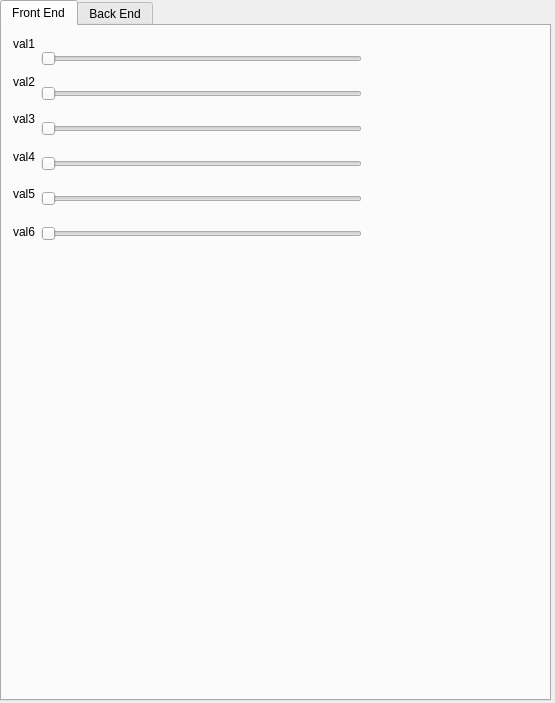
Above: SFMQTGUI/scriptwidget.ui from jf---/openshapefactory before the change. Below: the same form after it.
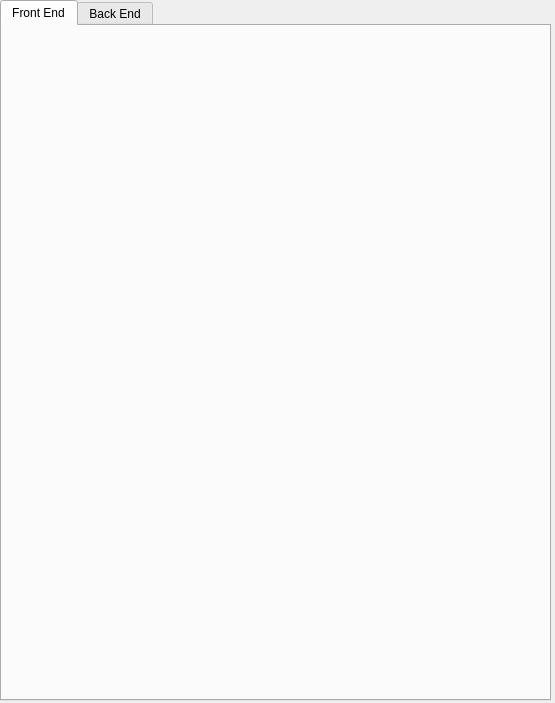
That is the form after the change. The open tabs and pages were chosen to show the change.

Commit message: created the getval concept ontop of qtscript now, we can create a slider and get the value at the same time, if the slider already existed it gets the value if its doesnt exist it creates a new slider. if the command is deleted from the code, the slider and its label is deleted from the sliderset and labelset respectively.

Patch:
```diff
--- a/SFMQTGUI/scriptwidget.ui
+++ b/SFMQTGUI/scriptwidget.ui
@@ -40,194 +40,19 @@
       <rect>
        <x>0</x>
        <y>0</y>
-       <width>371</width>
-       <height>241</height>
+       <width>541</width>
+       <height>671</height>
       </rect>
      </property>
      <layout class="QHBoxLayout" name="horizontalLayout">
       <item>
-       <layout class="QVBoxLayout" name="verticalLayout">
-        <item>
-         <widget class="QLabel" name="label">
-          <property name="text">
-           <string>val1</string>
-          </property>
-          <property name="alignment">
-           <set>Qt::AlignLeading|Qt::AlignLeft|Qt::AlignTop</set>
-          </property>
-         </widget>
-        </item>
-        <item>
-         <widget class="QLabel" name="label_5">
-          <property name="text">
-           <string>val2</string>
-          </property>
-          <property name="alignment">
-           <set>Qt::AlignLeading|Qt::AlignLeft|Qt::AlignTop</set>
-          </property>
-         </widget>
-        </item>
-        <item>
-         <widget class="QLabel" name="label_3">
-          <property name="text">
-           <string>val3</string>
-          </property>
-          <property name="alignment">
-           <set>Qt::AlignLeading|Qt::AlignLeft|Qt::AlignTop</set>
-          </property>
-         </widget>
-        </item>
-        <item>
-         <widget class="QLabel" name="label_6">
-          <property name="text">
-           <string>val4</string>
-          </property>
-          <property name="alignment">
-           <set>Qt::AlignLeading|Qt::AlignLeft|Qt::AlignTop</set>
-          </property>
-         </widget>
-        </item>
-        <item>
-         <widget class="QLabel" name="label_4">
-          <property name="text">
-           <string>val5</string>
-          </property>
-          <property name="alignment">
-           <set>Qt::AlignLeading|Qt::AlignLeft|Qt::AlignTop</set>
-          </property>
-         </widget>
-        </item>
-        <item>
-         <widget class="QLabel" name="label_2">
-          <property name="text">
-           <string>val6</string>
-          </property>
-          <property name="alignment">
-           <set>Qt::AlignLeading|Qt::AlignLeft|Qt::AlignTop</set>
-          </property>
-         </widget>
-        </item>
-       </layout>
+       <layout class="QVBoxLayout" name="labelset"/>
       </item>
       <item>
        <layout class="QVBoxLayout" name="sliderset">
         <property name="sizeConstraint">
          <enum>QLayout::SetDefaultConstraint</enum>
         </property>
-        <item>
-         <widget class="QSlider" name="val1">
-          <property name="sizePolicy">
-           <sizepolicy hsizetype="Expanding" vsizetype="Fixed">
-            <horstretch>0</horstretch>
-            <verstretch>1</verstretch>
-           </sizepolicy>
-          </property>
-          <property name="orientation">
-           <enum>Qt::Horizontal</enum>
-          </property>
-          <property name="invertedAppearance">
-           <bool>false</bool>
-          </property>
-          <property name="invertedControls">
-           <bool>false</bool>
-          </property>
-         </widget>
-        </item>
-        <item>
-         <widget class="QSlider" name="val2">
-          <property name="sizePolicy">
-           <sizepolicy hsizetype="Expanding" vsizetype="Fixed">
-            <horstretch>0</horstretch>
-            <verstretch>1</verstretch>
-           </sizepolicy>
-          </property>
-          <property name="orientation">
-           <enum>Qt::Horizontal</enum>
-          </property>
-          <property name="invertedAppearance">
-           <bool>false</bool>
-          </property>
-          <property name="invertedControls">
-           <bool>false</bool>
-          </property>
-         </widget>
-        </item>
-        <item>
-         <widget class="QSlider" name="val3">
-          <property name="sizePolicy">
-           <sizepolicy hsizetype="Expanding" vsizetype="Fixed">
-            <horstretch>0</horstretch>
-            <verstretch>1</verstretch>
-           </sizepolicy>
-          </property>
-          <property name="orientation">
-           <enum>Qt::Horizontal</enum>
-          </property>
-          <property name="invertedAppearance">
-           <bool>false</bool>
-          </property>
-          <property name="invertedControls">
-           <bool>false</bool>
-          </property>
-         </widget>
-        </item>
-        <item>
-         <widget class="QSlider" name="val4">
-          <property name="sizePolicy">
-           <sizepolicy hsizetype="Expanding" vsizetype="Fixed">
-            <horstretch>0</horstretch>
-            <verstretch>1</verstretch>
-           </sizepolicy>
-          </property>
-          <property name="orientation">
-           <enum>Qt::Horizontal</enum>
-          </property>
-          <property name="invertedAppearance">
-           <bool>false</bool>
-          </property>
-          <property name="invertedControls">
-           <bool>false</bool>
-          </property>
-         </widget>
-        </item>
-        <item>
-         <widget class="QSlider" name="val5">
-          <property name="sizePolicy">
-           <sizepolicy hsizetype="Expanding" vsizetype="Fixed">
-            <horstretch>0</horstretch>
-            <verstretch>1</verstretch>
-           </sizepolicy>
-          </property>
-          <property name="orientation">
-           <enum>Qt::Horizontal</enum>
-          </property>
-          <property name="invertedAppearance">
-           <bool>false</bool>
-          </property>
-          <property name="invertedControls">
-           <bool>false</bool>
-          </property>
-         </widget>
-        </item>
-        <item>
-         <widget class="QSlider" name="val6">
-          <property name="sizePolicy">
-           <sizepolicy hsizetype="Expanding" vsizetype="Fixed">
-            <horstretch>0</horstretch>
-            <verstretch>1</verstretch>
-           </sizepolicy>
-          </property>
-          <property name="orientation">
-           <enum>Qt::Horizontal</enum>
-          </property>
-          <property name="invertedAppearance">
-           <bool>false</bool>
-          </property>
-          <property name="invertedControls">
-           <bool>false</bool>
-          </property>
-         </widget>
-        </item>
        </layout>
       </item>
      </layout>
```
Left out of the diff: 2 changed lines with no effect on the pictures. The commit also changes 5 other files.
